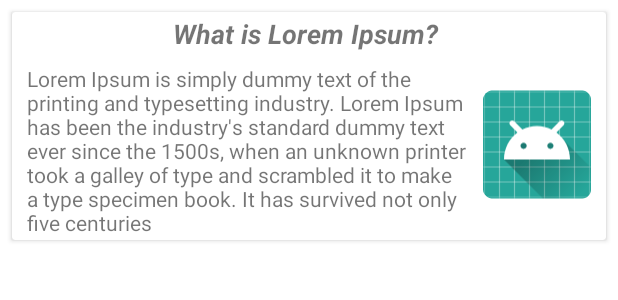
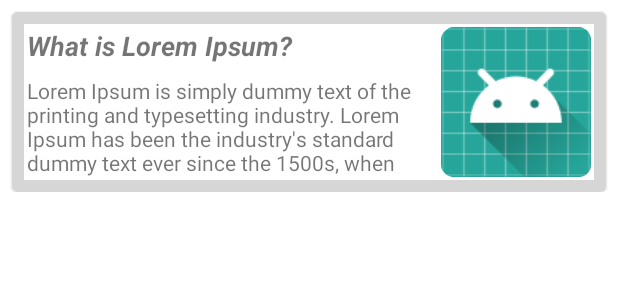
Before and after one commit to arafat-213/E-Police, an Android app: the layout item_notification.xml on its own in the app's theme, with its tools: preview values and no code run, on a phone screen of 412 x 824 dp. Shown: the top 300 px of the screen. Run offline under Robolectric (Android 15) with nearby library versions, the phone set to English and light mode, and no system bars.

Commit message:
more material components

```diff
--- a/app/build.gradle
+++ b/app/build.gradle
@@ -45,7 +45,6 @@ dependencies {
     }
     implementation 'com.github.ViksaaSkool:AwesomeSplash:v1.0.0'
     implementation 'com.archit.calendar:awesome-calendar:1.1.4'
-    implementation 'com.google.android.material:material:1.0.0-beta01'
     implementation 'com.google.android.material:material:1.0.0'
 }
 apply plugin: 'com.google.gms.google-services'
--- a/app/src/main/java/com/svit/epolice/adapters/NotificationAdapter.java
+++ b/app/src/main/java/com/svit/epolice/adapters/NotificationAdapter.java
@@ -54,7 +54,6 @@ public class NotificationAdapter extends FirebaseRecyclerAdapter<Notification, N
     }
 
 
-
     class NotificationViewHolder extends RecyclerView.ViewHolder {
 
         public ImageView notifyImage;
--- a/app/src/main/res/layout/activity_request_patrolling.xml
+++ b/app/src/main/res/layout/activity_request_patrolling.xml
@@ -41,7 +41,8 @@
         android:layout_width="wrap_content"
         android:layout_height="wrap_content"
         android:layout_marginTop="16dp"
-        android:text="TextView"
+        android:text="@string/placeholder_startdate"
+        android:textColor="@color/colorAccent"
         android:textSize="24sp"
         app:layout_constraintStart_toStartOf="@+id/input_layout_name"
         app:layout_constraintTop_toBottomOf="@+id/input_layout_name" />
@@ -51,7 +52,8 @@
         android:layout_width="wrap_content"
         android:layout_height="wrap_content"
         android:layout_marginTop="16dp"
-        android:text="TextView"
+        android:text="@string/placeholder_enddate"
+        android:textColor="@color/colorAccent"
         android:textSize="24sp"
         app:layout_constraintEnd_toEndOf="@+id/input_layout_name"
         app:layout_constraintTop_toBottomOf="@+id/input_layout_name" />
--- a/app/src/main/res/layout/item_notification.xml
+++ b/app/src/main/res/layout/item_notification.xml
@@ -1,17 +1,19 @@
 <?xml version="1.0" encoding="utf-8"?>
 <androidx.constraintlayout.widget.ConstraintLayout xmlns:android="http://schemas.android.com/apk/res/android"
     xmlns:app="http://schemas.android.com/apk/res-auto"
-    xmlns:tools="http://schemas.android.com/tools"
     android:layout_width="match_parent"
     android:layout_height="wrap_content">
 
-    <androidx.cardview.widget.CardView
+    <com.google.android.material.card.MaterialCardView
         android:layout_width="match_parent"
         android:layout_height="wrap_content"
-        android:layout_marginStart="8dp"
-        android:layout_marginTop="8dp"
-        android:layout_marginEnd="8dp"
-        android:layout_marginBottom="8dp"
+        android:layout_marginLeft="@dimen/mtrl_card_spacing"
+        android:layout_marginTop="@dimen/mtrl_card_spacing"
+        android:layout_marginRight="@dimen/mtrl_card_spacing"
+        android:elevation="@dimen/mtrl_card_elevation"
+        android:minHeight="120dp"
+        app:strokeColor="@color/filn"
+        app:strokeWidth="@dimen/strokeWidth"
         app:layout_constraintBottom_toBottomOf="parent"
         app:layout_constraintEnd_toEndOf="parent"
         app:layout_constraintStart_toStartOf="parent"
@@ -19,48 +21,50 @@
 
         <androidx.constraintlayout.widget.ConstraintLayout
             android:layout_width="match_parent"
-            android:layout_height="wrap_content"
+            android:layout_height="match_parent"
             android:layout_margin="2dp"
             android:elevation="16dp">
 
             <ImageView
                 android:id="@+id/notifyIV"
-                android:layout_width="wrap_content"
-                android:layout_height="0dp"
+                android:layout_width="100dp"
+                android:layout_height="100dp"
                 android:layout_marginTop="8dp"
                 android:layout_marginEnd="8dp"
                 android:layout_marginBottom="8dp"
                 app:layout_constraintBottom_toBottomOf="parent"
                 app:layout_constraintEnd_toEndOf="parent"
-                app:layout_constraintTop_toBottomOf="@+id/notifyTypeTV"
+                app:layout_constraintTop_toTopOf="parent"
                 app:srcCompat="@mipmap/ic_launcher_round" />
 
             <TextView
                 android:id="@+id/notifyTypeTV"
-                android:layout_width="wrap_content"
-                android:layout_height="0dp"
-                android:layout_marginStart="8dp"
-                android:layout_marginEnd="8dp"
-                android:text="What is Lorem Ipsum? "
-                android:textSize="18sp"
-                android:textStyle="bold|italic"
-                app:layout_constraintEnd_toEndOf="parent"
-                app:layout_constraintStart_toStartOf="parent"
-                tools:layout_editor_absoluteY="16dp" />
-
-            <TextView
-                android:id="@+id/notifyContentTV"
                 android:layout_width="0dp"
                 android:layout_height="wrap_content"
                 android:layout_marginStart="8dp"
                 android:layout_marginTop="8dp"
                 android:layout_marginEnd="8dp"
-                android:text="Lorem Ipsum is simply dummy text of the printing and typesetting industry. Lorem Ipsum has been the industry's standard dummy text ever since the 1500s, when an unknown printer took a galley of type and scrambled it to make a type specimen book. It has survived not only five centuries"
+                android:text="What is Lorem Ipsum? "
+                android:textSize="18sp"
+                android:textStyle="bold|italic"
                 app:layout_constraintEnd_toStartOf="@+id/notifyIV"
-                app:layout_constraintHorizontal_bias="0.478"
+                app:layout_constraintStart_toStartOf="parent"
+                app:layout_constraintTop_toTopOf="parent" />
+
+            <TextView
+                android:id="@+id/notifyContentTV"
+                android:layout_width="0dp"
+                android:layout_height="0dp"
+                android:layout_marginStart="8dp"
+                android:layout_marginTop="8dp"
+                android:layout_marginEnd="8dp"
+                android:layout_marginBottom="8dp"
+                android:text="@string/lorem_ipsum"
+                app:layout_constraintBottom_toBottomOf="parent"
+                app:layout_constraintEnd_toStartOf="@+id/notifyIV"
                 app:layout_constraintStart_toStartOf="parent"
                 app:layout_constraintTop_toBottomOf="@+id/notifyTypeTV" />
         </androidx.constraintlayout.widget.ConstraintLayout>
-    </androidx.cardview.widget.CardView>
+    </com.google.android.material.card.MaterialCardView>
 
 </androidx.constraintlayout.widget.ConstraintLayout>
--- a/app/src/main/res/values/colors.xml
+++ b/app/src/main/res/values/colors.xml
@@ -2,7 +2,7 @@
 <resources>
     <color name="colorPrimary">#3F51B5</color>
     <color name="colorPrimaryDark">#303F9F</color>
-    <color name="colorAccent">#ff4081</color>
+    <color name="colorAccent">#009688</color>
     <color name="duskyYellow">#DD9F16</color>
     <color name="lightGrey">#D3D3D3</color>
 </resources>
--- a/app/src/main/res/values/strings.xml
+++ b/app/src/main/res/values/strings.xml
@@ -27,4 +27,7 @@
     <string name="lable_patrolling_request_activity">Request Patrolling</string>
     <string name="lable_notification_activity">Notifications</string>
     <string name="lable_feedback_activity">Feedbacks</string>
+    <string name="placeholder_startdate">Start date</string>
+    <string name="placeholder_enddate">End date</string>
+    <string name="lorem_ipsum">Lorem Ipsum is simply dummy text of the printing and typesetting industry. Lorem Ipsum has been the industry\'s standard dummy text ever since the 1500s, when an unknown printer took a galley of type and scrambled it to make a type specimen book. It has survived not only five centuries</string>
 </resources>
--- a/app/src/main/res/values/styles.xml
+++ b/app/src/main/res/values/styles.xml
@@ -1,7 +1,7 @@
 <resources>
 
     <!-- Base application theme. -->
-    <style name="AppTheme" parent="Theme.MaterialComponents.Light">
+    <style name="AppTheme" parent="Theme.MaterialComponents.Light.DarkActionBar">
         <!-- Customize your theme here. -->
         <item name="colorPrimary">@color/colorPrimary</item>
         <item name="colorPrimaryDark">@color/colorPrimaryDark</item>
```
Also changed, not shown: app/src/main/res/layout/dialog_date_picker.xml (+10 -9 lines), app/src/main/res/layout/item_policemen_list.xml (+26 -27 lines).
